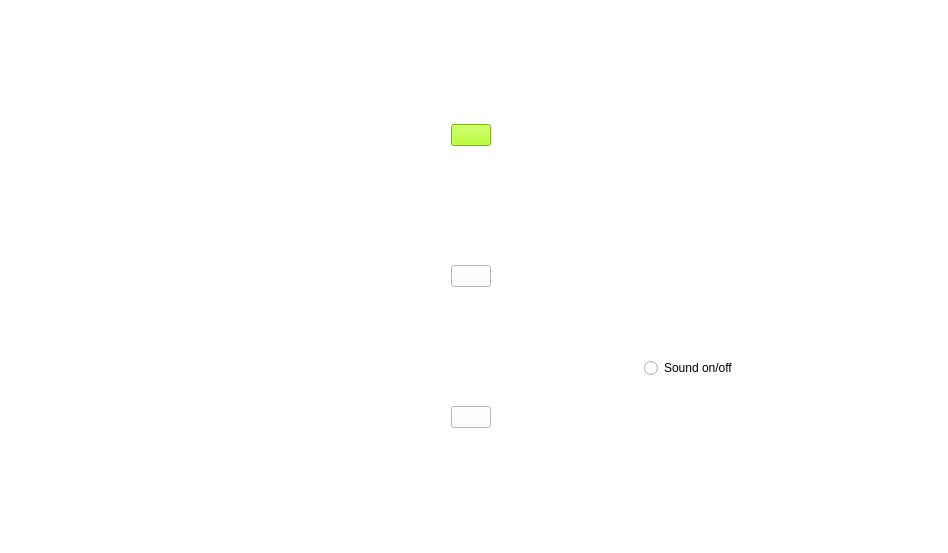
The window that mainmenu.ui (BetmanSmall/LittleGame) describes before a commit, drawn with Qt 5.
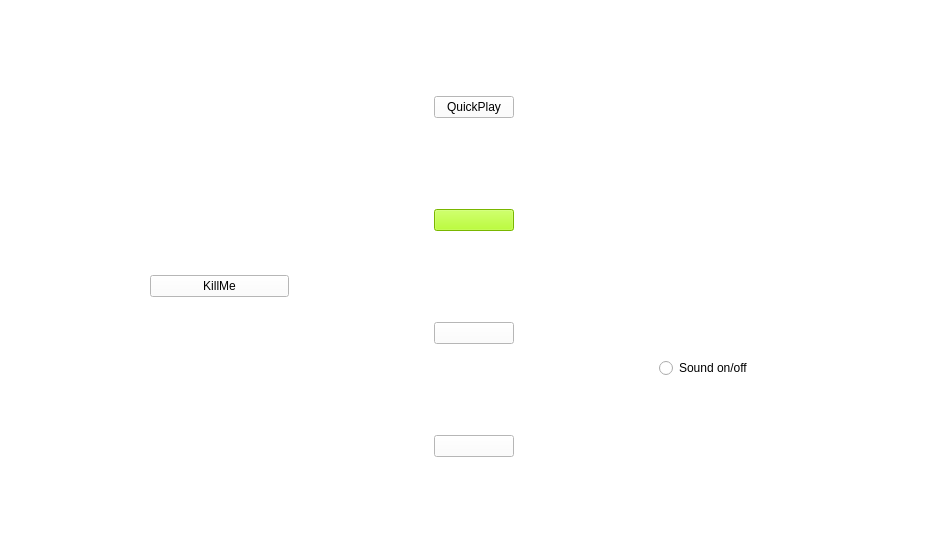
The same window after the commit. Icons and pictures are not drawn.

Commit message: pan and kill

What changed in the file:
```diff
--- a/mainmenu.ui
+++ b/mainmenu.ui
@@ -466,6 +466,13 @@
        </property>
       </spacer>
      </item>
+     <item>
+      <widget class="QPushButton" name="killButton">
+       <property name="text">
+        <string>KillMe</string>
+       </property>
+      </widget>
+     </item>
     </layout>
    </item>
    <item>
@@ -483,6 +490,13 @@
    </item>
    <item>
     <layout class="QVBoxLayout" name="verticalLayout_2">
+     <item>
+      <widget class="QPushButton" name="quickPlayButton">
+       <property name="text">
+        <string>QuickPlay</string>
+       </property>
+      </widget>
+     </item>
      <item>
       <widget class="QPushButton" name="playButton">
        <property name="palette">
```
The commit also changes 7 other files.
